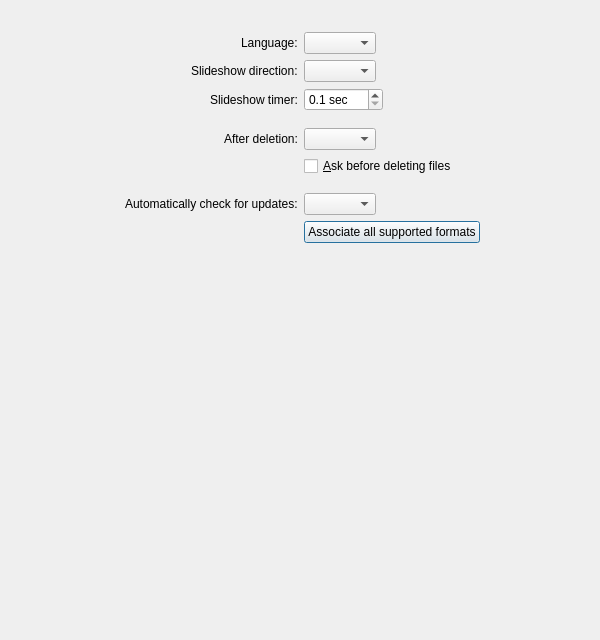
First picture: the form in src/qvoptionsdialog.ui, repository inostarlin-passion/Fovelle, before the edit.
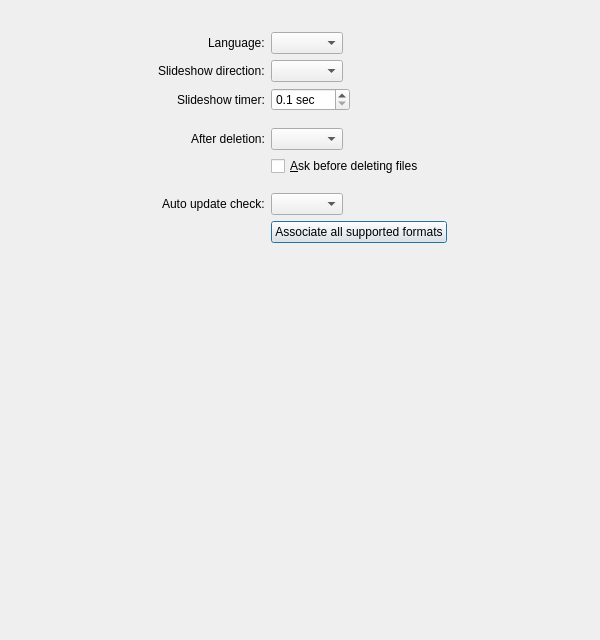
Second picture: the form after the edit. The open tabs and pages were chosen to show the change.

What changed in the file:
```diff
--- a/src/qvoptionsdialog.ui
+++ b/src/qvoptionsdialog.ui
@@ -322,7 +322,7 @@
           <item row="15" column="0">
            <widget class="QLabel" name="updateFrequencyLabel">
             <property name="text">
-             <string>Automatically check for updates:</string>
+             <string>Auto update check:</string>
             </property>
            </widget>
           </item>
```
